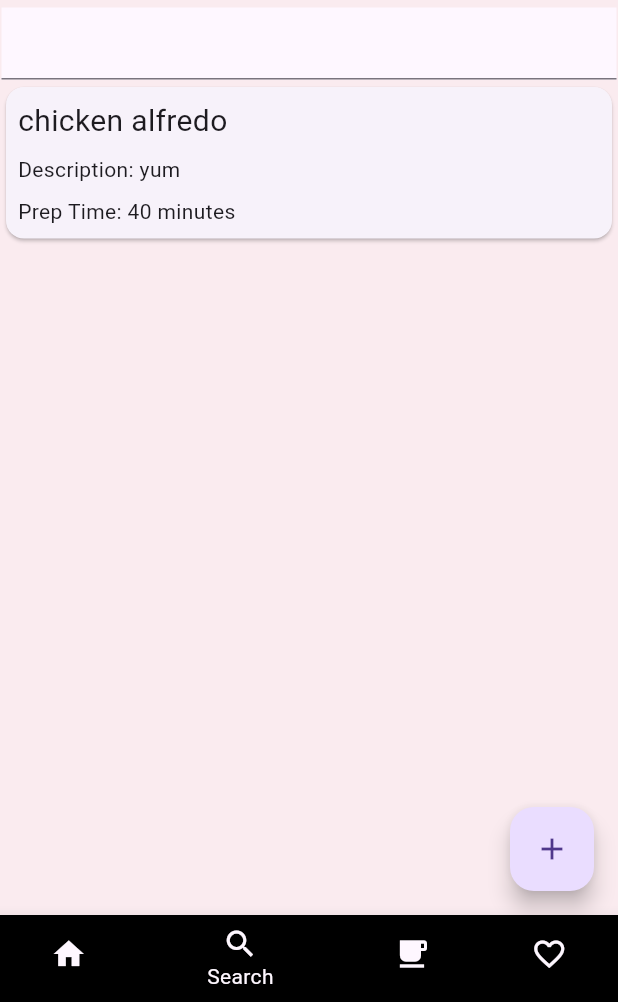
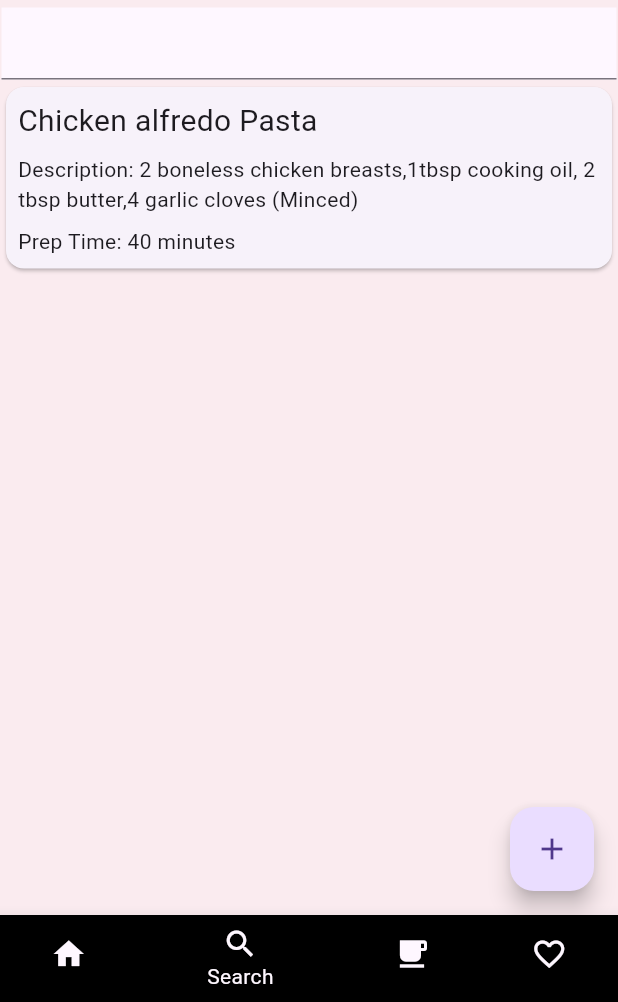
Before and after one commit to Sacolith/recipe_app, a Flutter app: the screen it shows after launch, item 2 of the bottom bar chosen, on a phone screen of 412 x 824 dp, the part 234-1236 px from its top. Run offline on Flutter 3.47's test engine with Material 3 defaults, Android fonts, the phone set to English and light mode, and no system bars; our stand-ins replace hive, hive_flutter; accounts and stored records are empty.

```diff
--- a/lib/main.dart
+++ b/lib/main.dart
@@ -10,14 +10,16 @@ import 'package:recipe_app/services/state_service.dart';
 void main() async{
 WidgetsFlutterBinding.ensureInitialized();
 
+//Waiting for hive database to initialize
 await Hive.initFlutter();
 
+//the adapters are in the generated files more info in Models
 Hive.registerAdapter(RecipeAdapter());
 Hive.registerAdapter(RecipeTypeAdapter());
 Hive.registerAdapter(IngredientTypeAdapter());
 Hive.registerAdapter(IngredientAdapter());
 
-
+//opening Boxes need be done or else errors (DAYS AND DAYS OF ERRORS)
 await Hive.openBox<Recipe>('recipes');
 await Hive.openBox<Ingredient>('ingredients');
 
@@ -27,6 +29,7 @@ final ingredientBox= await Hive.openBox<Ingredient>('ingredients');
   runApp(
     MultiProvider(
       providers: [
+        //Initialize providers to avoid errors(OR ELSE)
         ChangeNotifierProvider(create: (_) => StaServ(recipeBox)),  // Provide StaServ here
        ChangeNotifierProvider(create: (_) => IngredServ(ingredientBox))
       ],
@@ -47,6 +50,7 @@ class MainApp extends StatelessWidget {
   }
 }
 
+//Basic theme
 ThemeData _themeData(){
   return ThemeData(
     appBarTheme: const AppBarTheme(
--- a/lib/models/ingredient.dart
+++ b/lib/models/ingredient.dart
@@ -1,8 +1,11 @@
 
 import 'package:hive_flutter/adapters.dart';
 
+///generate this file make sure you have hive_generator in dev dependences  and flutter build runner
+///generate by going to terminal and entering "flutter packages pub run build_runner build"
 part 'ingredient.g.dart';
 
+//setting up the hive database (Remember)each typeId is unique
 @HiveType(typeId: 2)
 class Ingredient extends HiveObject{
 
--- a/lib/models/recipe.dart
+++ b/lib/models/recipe.dart
@@ -1,7 +1,10 @@
 import 'package:hive/hive.dart';
 
+///generate this file make sure you have hive_generator in dev dependences  and flutter build runner
+///generate by going to terminal and entering "flutter packages pub run build_runner build"
 part 'recipe.g.dart';
 
+//setting up the hive database (Remember)each typeId is unique
 @HiveType(typeId: 0)
 class Recipe{
   @HiveField(0)
--- a/lib/provider/ingredient_provider.dart
+++ b/lib/provider/ingredient_provider.dart
@@ -1,10 +1,10 @@
 import 'package:recipe_app/models/ingredient.dart';
-
+//Default local ingredient data
 class Ipovider{
   static List<Ingredient> ingred=[
      Ingredient(
-      name: 'carrot',
-      description: 'yellow',
+      name: 'Carrots',
+      description: 'Orange,earthy vegatbles',
       ingredienttype: [IngredientType.vegetables], id: '0'
       )
   ];
--- a/lib/provider/recipe_provider.dart
+++ b/lib/provider/recipe_provider.dart
@@ -1,13 +1,14 @@
 import 'package:recipe_app/models/recipe.dart';
-
+//Default local recipedata
 class RecProv{
 static List<Recipe> rec=[
+  //you can inclued n image data type in the model if you want a visual of the dish
  const Recipe(
     id: '0',
-   title: 'chicken alfredo',
-   description: 'yum',
+   title: 'Chicken alfredo Pasta',
+   description: '2 boneless chicken breasts,1tbsp cooking oil, 2 tbsp butter,4 garlic cloves (Minced)',
   prepTime: '40 minutes',
-  ingredients: 'ingredients',
+  ingredients: '',
    recipetype: [RecipeType.dinner])
 ];
 }
--- a/lib/screens/home_screen_setup.dart
+++ b/lib/screens/home_screen_setup.dart
@@ -3,7 +3,7 @@ import 'package:recipe_app/design/custom_scaf.dart';
 import 'package:recipe_app/screens/home_screen.dart';
 import 'package:recipe_app/screens/search.dart';
 
-
+//I used the flutter sample as reference for this code https://flutter.github.io/samples/web_dashboard.html
 class HomepageSetup extends StatefulWidget{
 const HomepageSetup({super.key});
 
--- a/lib/screens/ingredients_screen.dart
+++ b/lib/screens/ingredients_screen.dart
@@ -80,7 +80,7 @@ class I_Card extends StatelessWidget{
 Widget _buildCardWithSize(BuildContext context, Ingredient ingredient) {
     return SizedBox(
       height: MediaQuery.of(context).size.height*0.5,
-      width: MediaQuery.of(context).size.width * 0.5, // Adjust the size as needed
+      width: MediaQuery.of(context).size.width * 0.5,
       child: _cardInfo(ingredient),
     );
   }
--- a/lib/screens/recipies_screen.dart
+++ b/lib/screens/recipies_screen.dart
@@ -76,7 +76,7 @@ class R_Card extends StatelessWidget {
               child: _cardInfo(recipe),
             );
           },
-          child: _buildCardWithSize(context, recipe),  // Pass context here
+          child: _buildCardWithSize(context, recipe),
         ),
       ),
     );
@@ -85,7 +85,7 @@ class R_Card extends StatelessWidget {
   Widget _buildCardWithSize(BuildContext context, Recipe recipe) {
     return SizedBox(
       height: MediaQuery.of(context).size.height*0.5,
-      width: MediaQuery.of(context).size.width * 0.5, // Adjust the size as needed
+      width: MediaQuery.of(context).size.width * 0.5,
       child: _cardInfo(recipe),
     );
   }
--- a/lib/screens/search.dart
+++ b/lib/screens/search.dart
@@ -8,6 +8,7 @@ import 'package:recipe_app/services/ingredient_service.dart';
 import 'package:recipe_app/services/recipe_service.dart';
 import 'package:recipe_app/services/state_service.dart';
 
+// this projects search features was influenced by flutter sample: https://github.com/flutter/samples/tree/master_archived/veggieseasons
 class Search extends StatefulWidget {
   const Search({super.key, this.restID});
 
@@ -61,7 +62,9 @@ class _SearchState extends State<Search> with RestorationMixin {
 }
 
   Widget _recipeSearchResults(List<Recipe> recipes) {
-
+   final recMod=Provider.of<StaServ>(context);
+   final recServ= RecipeService(context: context,
+    recipeBox: recMod.recipeBox);
     if (recipes.isEmpty) {
       return Column(
         children: [
@@ -73,7 +76,9 @@ class _SearchState extends State<Search> with RestorationMixin {
            ),
           TextButton(
             onPressed: () async {
-
+              recServ.addRecipe();
+              setState(() {
+              });
             },
             child: const Text('Add new recipe?'),
           ),
@@ -119,6 +124,11 @@ Widget _cardInfo(Recipe recipe) {
 }
 
      Widget _ingredientSearchResults(List<Ingredient> ingredients){
+      final ingreMod= Provider.of<IngredServ>(context);
+      final ingredService=IngredientService(
+      context: context,
+      ingredientBox: ingreMod.ingredientBox
+      );
       if(ingredients.isEmpty){
         return Column(
           children: [
@@ -127,7 +137,11 @@ Widget _cardInfo(Recipe recipe) {
               child: Text('Ingredient not in database'),
               ),
            ),
-            TextButton(onPressed: (){
+            TextButton(onPressed: ()async{
+               await ingredService.addIngredient();
+               setState(() {
+
+               });
             }, child: const Text('Add ingredient'))
           ],
         );
@@ -239,7 +253,10 @@ Widget build(BuildContext context) {
               setState(() {
 
               });
-            })
+            },
+            tooltip: 'Add Ingredient',
+            child: const Icon(Icons.add),
+            )
   );
 }
 }
--- a/lib/services/state_service.dart
+++ b/lib/services/state_service.dart
@@ -5,6 +5,7 @@ import 'package:recipe_app/models/recipe.dart';
 import 'package:recipe_app/provider/ingredient_provider.dart';
 import 'package:recipe_app/provider/recipe_provider.dart';
 
+//creates the recipe box used by the app and search results values
 class StaServ extends ChangeNotifier{
   final List<Recipe> _rec;
   final Box<Recipe> _recipeBox;
@@ -23,7 +24,7 @@ Box<Recipe> get recipeBox=> _recipeBox;
   .where((t)=>t.title.toLowerCase().contains(terms!.toLowerCase()))
   .toList();
 }
-
+//creates the Ingredients box used by the app and search results values
 class IngredServ extends ChangeNotifier{
   final List<Ingredient> _ingred;
 final Box<Ingredient> _ingredBox;
```
Also changed, not shown: lib/widget/container.dart (deleted, +0 -103 lines).
